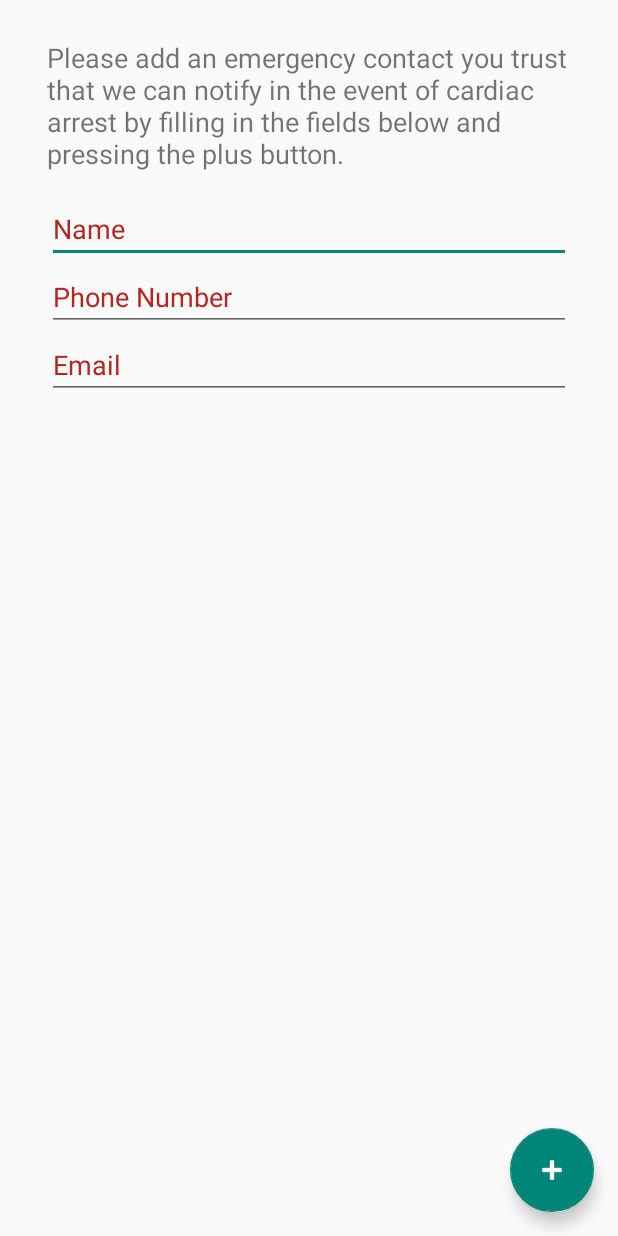
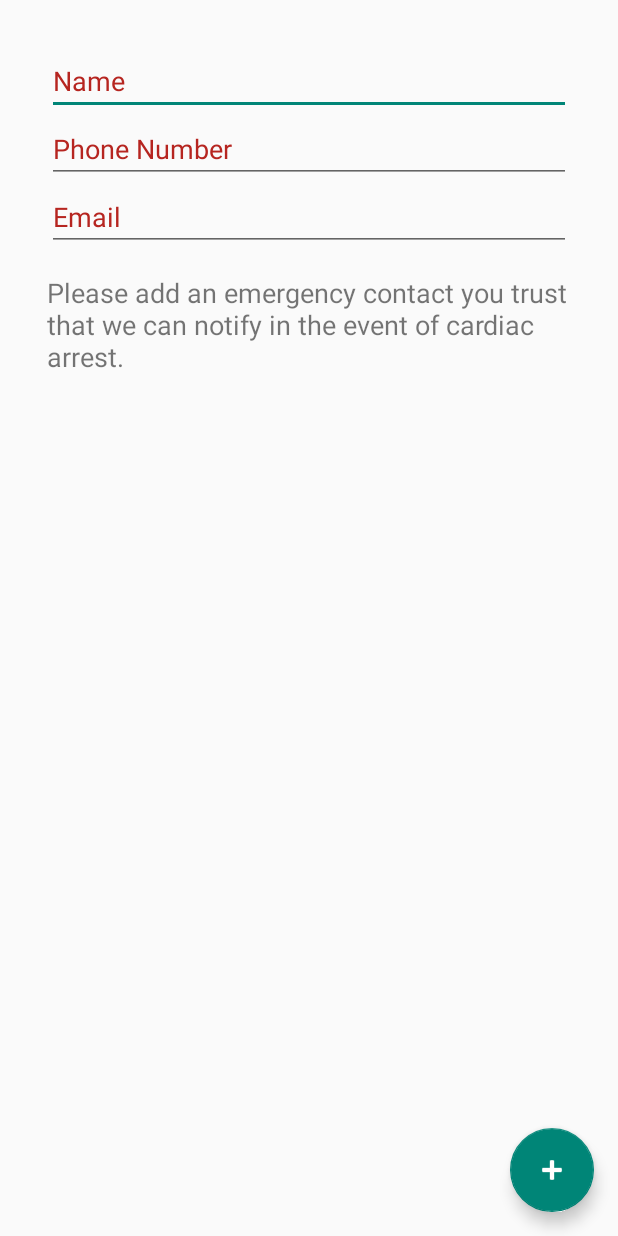
Before and after one commit to artisja/SeniorDesignProjectCordiusMotus, an Android app: the layout activity_contact_simple.xml on its own in the app's theme, with its tools: preview values and no code run, on a phone screen of 412 x 824 dp. Run offline under Robolectric (Android 15) with nearby library versions, the phone set to English and light mode, and no system bars.

Commit message:
Updated the layout of the adding contact function

```diff
--- a/app/src/main/res/layout/activity_contact_simple.xml
+++ b/app/src/main/res/layout/activity_contact_simple.xml
@@ -6,11 +6,8 @@
     android:layout_width="match_parent"
     android:layout_height="match_parent"
     android:fitsSystemWindows="true"
-    tools:context="mult_603.seniordesignprojectcordiusmotus.UserAddContactFragment">
-
-    <!--
-    <include android:id="@+id/toolbar" layout="@layout/toolbar"/>
-    -->
+    tools:context="mult_603.seniordesignprojectcordiusmotus.UserAddContactFragment"
+    android:windowSoftInputMode="stateHidden">
 
     <include layout="@layout/content_contact_simple" />
 
--- a/app/src/main/res/layout/activity_user_tab.xml
+++ b/app/src/main/res/layout/activity_user_tab.xml
@@ -6,7 +6,6 @@
     android:id="@+id/main_content"
     android:layout_width="match_parent"
     android:layout_height="match_parent"
-    android:fitsSystemWindows="true"
     tools:context="mult_603.seniordesignprojectcordiusmotus.UserTabActivity">
 
 
--- a/app/src/main/res/layout/content_contact_simple.xml
+++ b/app/src/main/res/layout/content_contact_simple.xml
@@ -12,16 +12,6 @@
     tools:context="mult_603.seniordesignprojectcordiusmotus.UserAddContactFragment"
     tools:showIn="@layout/activity_contact_simple">
 
-    <TextView
-        android:layout_width="match_parent"
-        android:layout_height="wrap_content"
-        android:id="@+id/add_contact_text_view"
-        android:layout_marginTop="10sp"
-        android:text="@string/contact_text_view_add"
-        android:textSize="18dp"
-        android:layout_marginLeft="15sp"
-        android:layout_marginRight="15sp"/>
-
     <EditText
         android:layout_width="match_parent"
         android:layout_height="wrap_content"
@@ -31,10 +21,9 @@
         android:hint="@string/name_hint"
         android:textColorHint="@color/wordColorRed"
         android:layout_centerHorizontal="true"
-        android:layout_below="@+id/add_contact_text_view"
         android:layout_marginTop="15sp"
         android:layout_marginLeft="15sp"
-        android:layout_marginRight="15sp"/>
+        android:layout_marginRight="15sp" />
 
     <EditText
         android:layout_width="match_parent"
@@ -47,7 +36,7 @@
         android:layout_below="@+id/contact_simple_name"
         android:layout_centerHorizontal="true"
         android:layout_marginLeft="15sp"
-        android:layout_marginRight="15sp"/>
+        android:layout_marginRight="15sp" />
 
     <EditText
         android:layout_width="match_parent"
@@ -60,6 +49,17 @@
         android:layout_below="@+id/contact_simple_phone"
         android:layout_centerHorizontal="true"
         android:layout_marginLeft="15sp"
-        android:layout_marginRight="15sp"/>
+        android:layout_marginRight="15sp" />
+
+    <TextView
+        android:layout_width="match_parent"
+        android:layout_height="wrap_content"
+        android:id="@+id/add_contact_text_view"
+        android:layout_marginTop="15sp"
+        android:text="@string/contact_text_view_add"
+        android:textSize="18dp"
+        android:layout_marginLeft="15sp"
+        android:layout_marginRight="15sp"
+        android:layout_below="@+id/contact_simple_email"/>
 
 </RelativeLayout>
--- a/app/src/main/res/values/strings.xml
+++ b/app/src/main/res/values/strings.xml
@@ -50,7 +50,7 @@
     <string name="bluetooth_activity">Bluetooth Connections</string>
     <string name="bluetooth_chart_activity">Bluetooth Chart</string>
     <string name="confirm_password">Confirm Password</string>
-    <string name="contact_text_view_add">Please add an emergency contact you trust that we can notify in the event of cardiac arrest by filling in the fields below and pressing the plus button.</string>
+    <string name="contact_text_view_add">Please add an emergency contact you trust that we can notify in the event of cardiac arrest.</string>
     <string name="change_password_message">In order to change your password please enter your old password followed by the new password you would like to use.</string>
     <string name="change_password_string">Change Password</string>
     <string name="old_password_hint">Old Password</string>
```
